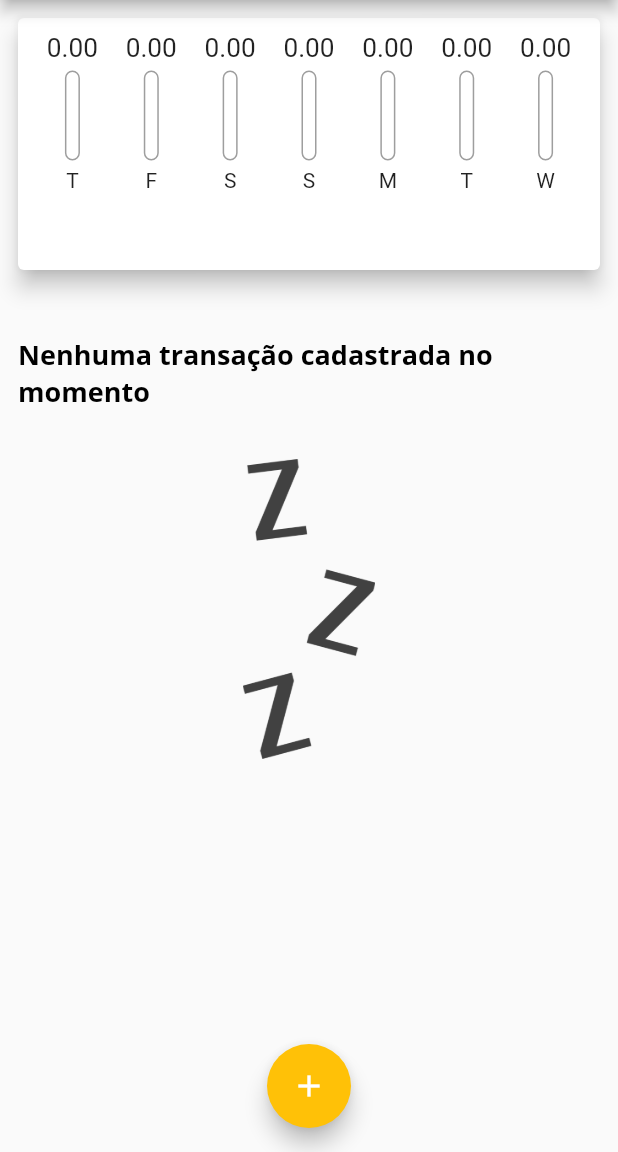
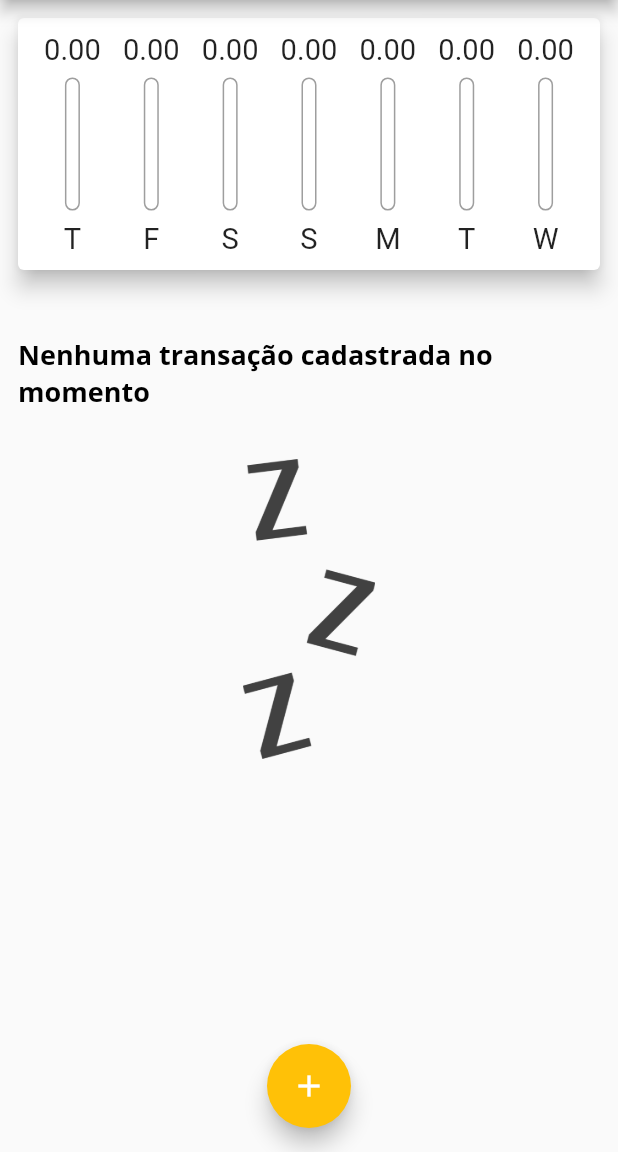
Before and after one commit to jeehmilena/ExpensesApp, a Flutter app: the screen it shows after launch, on a phone screen of 412 x 824 dp, the part 84-1236 px from its top. Run offline on Flutter 3.47's test engine with Material 2 defaults, Android fonts, the phone set to English and light mode, and no system bars.

Commit message:
Responsividade o gráfico

```diff
--- a/lib/widgets/chart_bar.dart
+++ b/lib/widgets/chart_bar.dart
@@ -10,17 +10,20 @@ class ChartBar extends StatelessWidget {
 
   @override
   Widget build(BuildContext context) {
+    return LayoutBuilder(builder: (ctx, constraints) {
       return Column(
         children: [
           SizedBox(
-          height: 20,
+            height: constraints.maxHeight * 0.15,
             child: FittedBox(
-            child: Text('${value.toStringAsFixed(2)}'),
+              child: Text(value.toStringAsFixed(2)),
             ),
           ),
-        const SizedBox(height: 5),
           SizedBox(
-          height: 60,
+            height: constraints.maxHeight * 0.05,
+          ),
+          SizedBox(
+            height: constraints.maxHeight * 0.6,
             width: 10,
             child: Stack(
               alignment: Alignment.bottomCenter,
@@ -44,9 +47,17 @@ class ChartBar extends StatelessWidget {
               ],
             ),
           ),
-        const SizedBox(height: 5),
-        Text(label),
+          SizedBox(
+            height: constraints.maxHeight * 0.05,
+          ),
+          SizedBox(
+            height: constraints.maxHeight * 0.15,
+            child: FittedBox(
+              child: Text(label),
+            ),
+          ),
         ],
       );
+    });
   }
 }
```
Lines whose indentation alone changed are shown as unchanged.
